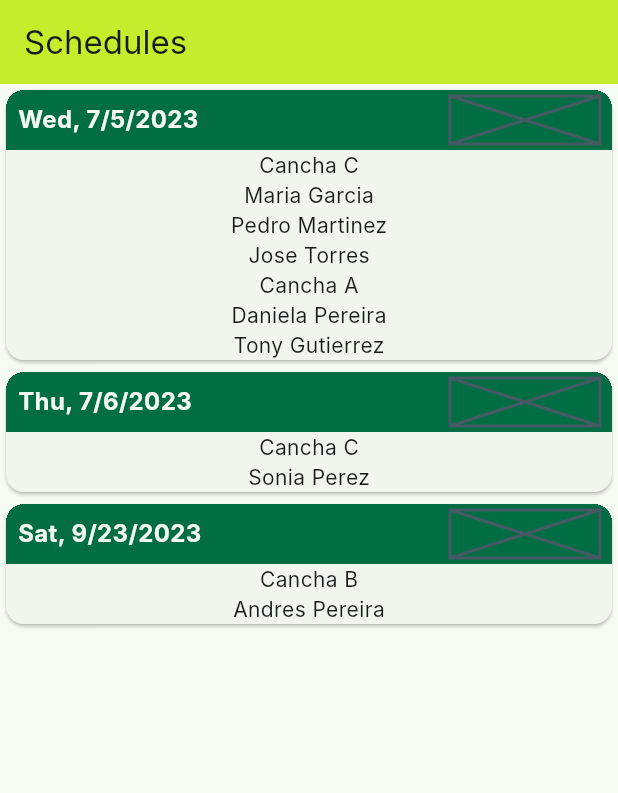
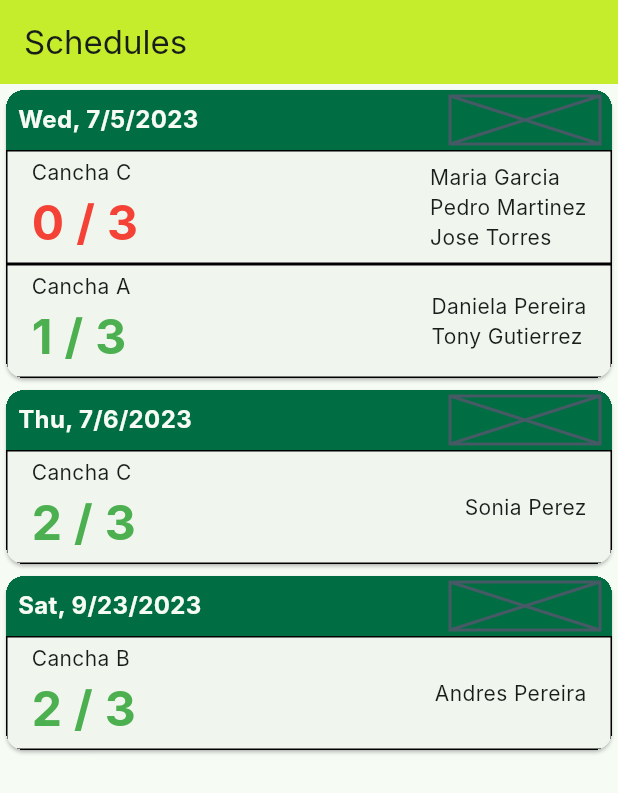
Before and after one commit to AndreXi/tennis-court-scheduling, a Flutter app: the screen it shows after launch, on a phone screen of 412 x 824 dp. Shown: the top 793 px of the screen. Run offline on Flutter 3.47's test engine with Material 2 defaults, Android fonts, the light colour scheme and no system bars; our stand-ins replace auto_route, bloc, equatable, flutter_bloc, hive_flutter; accounts and stored records are empty; generated files the repository leaves out were written again; Roboto replaces fonts that are missing (Inter).

Commit message:
wip: schedules ui

```diff
--- a/lib/schedules/data/const/schedules_const.dart
+++ b/lib/schedules/data/const/schedules_const.dart
@@ -2,6 +2,7 @@ typedef SchedulesBoxType = Map<String, List<String>>;
 
 abstract final class SchedulesConst {
   static String boxName = 'schedules';
+  static int maxDailySchedulesByCourt = 3;
   static List<String> courtNames = [
     'Cancha A',
     'Cancha B',
--- a/lib/schedules/widgets/day_schedules.dart
+++ b/lib/schedules/widgets/day_schedules.dart
@@ -41,9 +41,50 @@ class DaySchedulesItem extends StatelessWidget {
     final r = <Widget>[];
     for (final courtName in courtSchedulingMap.keys) {
       final names = courtSchedulingMap[courtName] ?? [];
+      final maxDaily = SchedulesConst.maxDailySchedulesByCourt;
       r.add(
-        Column(
-          children: [Text(courtName), ...names.map((e) => Text(e))],
+        Container(
+          decoration: BoxDecoration(border: Border.all(color: Colors.black)),
+          padding: const EdgeInsets.symmetric(vertical: 4, horizontal: 16),
+          child: Row(
+            mainAxisAlignment: MainAxisAlignment.spaceBetween,
+            children: [
+              Column(
+                crossAxisAlignment: CrossAxisAlignment.start,
+                children: [
+                  Text(courtName),
+                  Row(
+                    children: [
+                      Text(
+                        '${maxDaily - names.length} / ',
+                        style: TextStyle(
+                          fontSize: 32,
+                          fontWeight: FontWeight.bold,
+                          color: maxDaily - names.length == 0
+                              ? Colors.red
+                              : Colors.green,
+                        ),
+                      ),
+                      Text(
+                        '$maxDaily',
+                        style: TextStyle(
+                          fontSize: 32,
+                          fontWeight: FontWeight.bold,
+                          color: maxDaily - names.length == 0
+                              ? Colors.red
+                              : Colors.green,
+                        ),
+                      ),
+                    ],
+                  )
+                ],
+              ),
+              Column(
+                crossAxisAlignment: CrossAxisAlignment.start,
+                children: names.map((e) => Text(e)).toList(),
+              )
+            ],
+          ),
         ),
       );
     }
```
